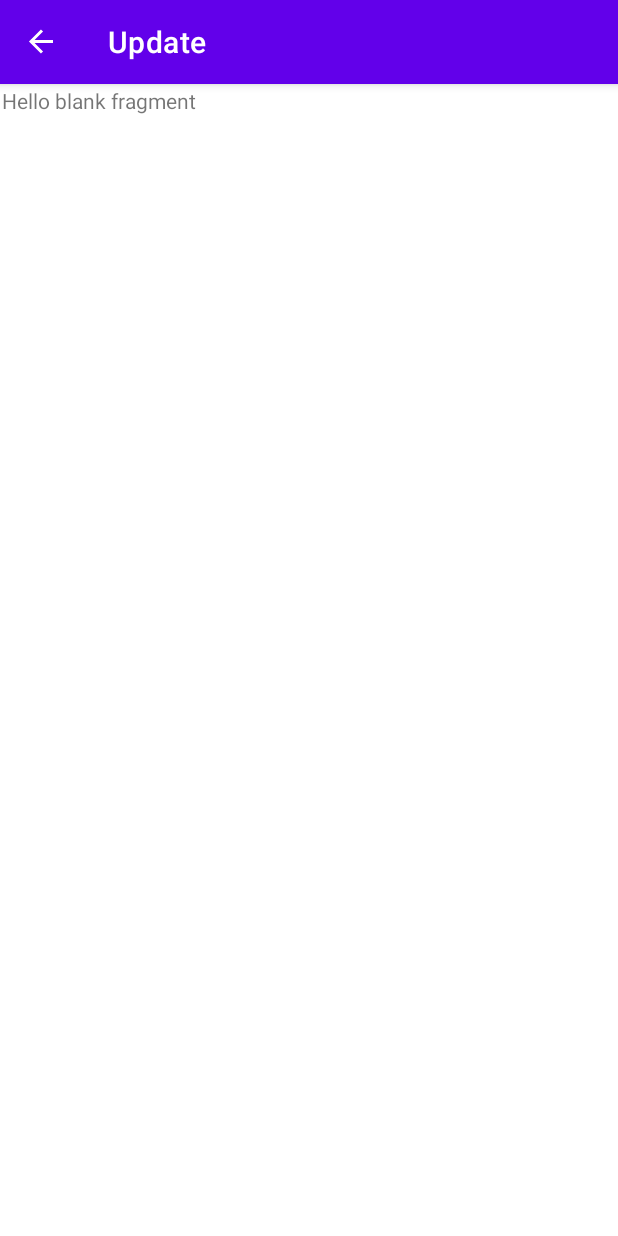
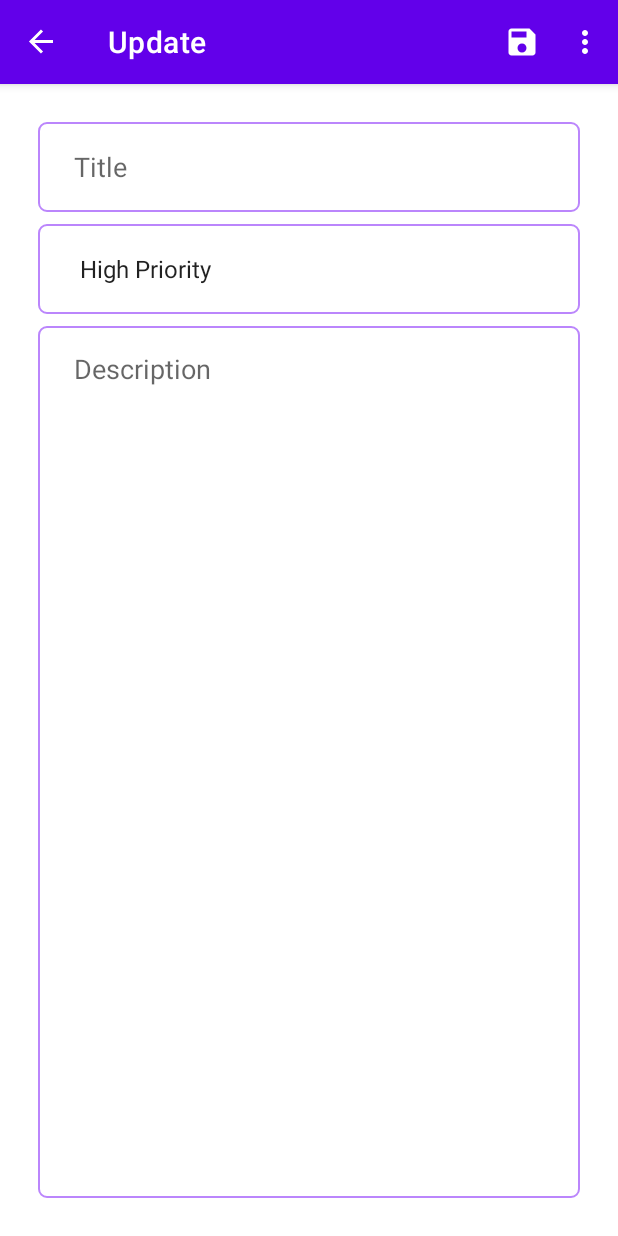
Before and after one commit to vinodmadhu97/Kotlin_todo_app, an Android app: the UpdateFragment screen opened through its navigation route, on a phone screen of 412 x 824 dp. Run offline under Robolectric (Android 15) with nearby library versions, the phone set to English and light mode, and no system bars; our stand-ins replace navigation-ui.

Commit message:
ui design, navigation and animation are done

```diff
--- a/app/src/main/java/com/example/todo_app/fragments/add/AddFragment.kt
+++ b/app/src/main/java/com/example/todo_app/fragments/add/AddFragment.kt
@@ -1,28 +1,29 @@
 package com.example.todo_app.fragments.add
 
 import android.os.Bundle
+import android.view.*
 import androidx.fragment.app.Fragment
-import android.view.LayoutInflater
-import android.view.View
-import android.view.ViewGroup
 import com.example.todo_app.R
 
 
 class AddFragment : Fragment() {
 
 
-    override fun onCreate(savedInstanceState: Bundle?) {
-        super.onCreate(savedInstanceState)
 
-    }
 
     override fun onCreateView(
         inflater: LayoutInflater, container: ViewGroup?,
         savedInstanceState: Bundle?
     ): View? {
 
+        setHasOptionsMenu(true)
         return inflater.inflate(R.layout.fragment_add, container, false)
     }
 
 
+    override fun onCreateOptionsMenu(menu: Menu, inflater: MenuInflater) {
+        inflater.inflate(R.menu.add_fragment_menu,menu)
+    }
+
+
 }
--- a/app/src/main/java/com/example/todo_app/fragments/list/ListFragment.kt
+++ b/app/src/main/java/com/example/todo_app/fragments/list/ListFragment.kt
@@ -1,10 +1,8 @@
 package com.example.todo_app.fragments.list
 
 import android.os.Bundle
+import android.view.*
 import androidx.fragment.app.Fragment
-import android.view.LayoutInflater
-import android.view.View
-import android.view.ViewGroup
 import androidx.navigation.fragment.findNavController
 import com.example.todo_app.R
 import com.example.todo_app.databinding.FragmentListBinding
@@ -12,19 +10,32 @@ import com.example.todo_app.databinding.FragmentListBinding
 
 class ListFragment : Fragment() {
 
-    private lateinit var _mBinding : FragmentListBinding
+    private lateinit var mBinding : FragmentListBinding
 
     override fun onCreateView(
         inflater: LayoutInflater, container: ViewGroup?,
         savedInstanceState: Bundle?
     ): View? {
         // Inflate the layout for this fragment
-        _mBinding = FragmentListBinding.inflate(inflater,container,false)
+        mBinding = FragmentListBinding.inflate(inflater,container,false)
 
-        _mBinding.floatingActionBtn.setOnClickListener {
+        mBinding.floatingActionBtn.setOnClickListener {
             findNavController().navigate(R.id.action_listFragment_to_addFragment)
         }
-        return _mBinding.root
+
+        mBinding.fragmentList.setOnClickListener {
+            findNavController().navigate(R.id.action_listFragment_to_updateFragment)
+        }
+
+        //set Menu
+        setHasOptionsMenu(true)
+
+        return mBinding.root
+    }
+
+    override fun onCreateOptionsMenu(menu: Menu, inflater: MenuInflater) {
+        inflater.inflate(R.menu.list_fragment_menu,menu)
+
     }
 
 
--- a/app/src/main/java/com/example/todo_app/fragments/update/UpdateFragment.kt
+++ b/app/src/main/java/com/example/todo_app/fragments/update/UpdateFragment.kt
@@ -1,10 +1,8 @@
 package com.example.todo_app.fragments.update
 
 import android.os.Bundle
+import android.view.*
 import androidx.fragment.app.Fragment
-import android.view.LayoutInflater
-import android.view.View
-import android.view.ViewGroup
 import com.example.todo_app.R
 
 
@@ -20,9 +18,15 @@ class UpdateFragment : Fragment() {
         inflater: LayoutInflater, container: ViewGroup?,
         savedInstanceState: Bundle?
     ): View? {
-        // Inflate the layout for this fragment
+
+        setHasOptionsMenu(true)
         return inflater.inflate(R.layout.fragment_update, container, false)
     }
 
 
+    override fun onCreateOptionsMenu(menu: Menu, inflater: MenuInflater) {
+        inflater.inflate(R.menu.update_fragment_menu,menu)
+    }
+
+
 }
--- /dev/null
+++ b/app/src/main/res/anim/from_left.xml
@@ -0,0 +1,4 @@
+<?xml version="1.0" encoding="utf-8"?>
+<set xmlns:android="http://schemas.android.com/apk/res/android">
+    <translate android:fromXDelta="-100%" android:toXDelta="0%" android:duration="300"/>
+</set>
--- /dev/null
+++ b/app/src/main/res/anim/from_right.xml
@@ -0,0 +1,4 @@
+<?xml version="1.0" encoding="utf-8"?>
+<set xmlns:android="http://schemas.android.com/apk/res/android">
+    <translate android:fromXDelta="100%" android:toXDelta="0%" android:duration="300"/>
+</set>
--- /dev/null
+++ b/app/src/main/res/anim/to_left.xml
@@ -0,0 +1,4 @@
+<?xml version="1.0" encoding="utf-8"?>
+<set xmlns:android="http://schemas.android.com/apk/res/android">
+    <translate android:fromXDelta="0%" android:toXDelta="-100%" android:duration="300"/>
+</set>
--- /dev/null
+++ b/app/src/main/res/anim/to_right.xml
@@ -0,0 +1,4 @@
+<?xml version="1.0" encoding="utf-8"?>
+<set xmlns:android="http://schemas.android.com/apk/res/android">
+    <translate android:fromXDelta="0%" android:toXDelta="100%" android:duration="300"/>
+</set>
--- /dev/null
+++ b/app/src/main/res/drawable/custom_input.xml
@@ -0,0 +1,20 @@
+<?xml version="1.0" encoding="utf-8"?>
+<selector xmlns:android="http://schemas.android.com/apk/res/android">
+
+    <item android:state_enabled="true" android:state_focused="true">
+        <shape android:shape="rectangle">
+            <solid android:color="@android:color/transparent"/>
+            <stroke android:width="1dp" android:color="@color/light_gray"/>
+            <corners android:radius="5dp"/>
+        </shape>
+    </item>
+
+    <item android:state_enabled="true">
+        <shape android:shape="rectangle">
+            <solid android:color="@android:color/transparent"/>
+            <stroke android:width="1dp" android:color="@color/purple_200"/>
+            <corners android:radius="5dp"/>
+        </shape>
+    </item>
+
+</selector>
--- /dev/null
+++ b/app/src/main/res/drawable/ic_check.xml
@@ -0,0 +1,10 @@
+<vector xmlns:android="http://schemas.android.com/apk/res/android"
+    android:width="24dp"
+    android:height="24dp"
+    android:viewportWidth="24"
+    android:viewportHeight="24"
+    android:tint="?attr/colorControlNormal">
+  <path
+      android:fillColor="@android:color/white"
+      android:pathData="M19,3L5,3c-1.11,0 -2,0.9 -2,2v14c0,1.1 0.89,2 2,2h14c1.11,0 2,-0.9 2,-2L21,5c0,-1.1 -0.89,-2 -2,-2zM10,17l-5,-5 1.41,-1.41L10,14.17l7.59,-7.59L19,8l-9,9z"/>
+</vector>
--- /dev/null
+++ b/app/src/main/res/drawable/ic_save.xml
@@ -0,0 +1,10 @@
+<vector xmlns:android="http://schemas.android.com/apk/res/android"
+    android:width="24dp"
+    android:height="24dp"
+    android:viewportWidth="24"
+    android:viewportHeight="24"
+    android:tint="?attr/colorControlNormal">
+  <path
+      android:fillColor="@android:color/white"
+      android:pathData="M17,3L5,3c-1.11,0 -2,0.9 -2,2v14c0,1.1 0.89,2 2,2h14c1.1,0 2,-0.9 2,-2L21,7l-4,-4zM12,19c-1.66,0 -3,-1.34 -3,-3s1.34,-3 3,-3 3,1.34 3,3 -1.34,3 -3,3zM15,9L5,9L5,5h10v4z"/>
+</vector>
--- /dev/null
+++ b/app/src/main/res/drawable/ic_search.xml
@@ -0,0 +1,10 @@
+<vector xmlns:android="http://schemas.android.com/apk/res/android"
+    android:width="24dp"
+    android:height="24dp"
+    android:viewportWidth="24"
+    android:viewportHeight="24"
+    android:tint="?attr/colorControlNormal">
+  <path
+      android:fillColor="@android:color/white"
+      android:pathData="M15.5,14h-0.79l-0.28,-0.27C15.41,12.59 16,11.11 16,9.5 16,5.91 13.09,3 9.5,3S3,5.91 3,9.5 5.91,16 9.5,16c1.61,0 3.09,-0.59 4.23,-1.57l0.27,0.28v0.79l5,4.99L20.49,19l-4.99,-5zM9.5,14C7.01,14 5,11.99 5,9.5S7.01,5 9.5,5 14,7.01 14,9.5 11.99,14 9.5,14z"/>
+</vector>
--- a/app/src/main/res/layout/fragment_list.xml
+++ b/app/src/main/res/layout/fragment_list.xml
@@ -4,6 +4,7 @@
     xmlns:tools="http://schemas.android.com/tools"
     android:layout_width="match_parent"
     android:layout_height="match_parent"
+    android:id="@+id/fragment_list"
     tools:context=".fragments.list.ListFragment">
 
     <androidx.recyclerview.widget.RecyclerView
--- a/app/src/main/res/layout/fragment_update.xml
+++ b/app/src/main/res/layout/fragment_update.xml
@@ -1,14 +1,61 @@
 <?xml version="1.0" encoding="utf-8"?>
-<FrameLayout xmlns:android="http://schemas.android.com/apk/res/android"
+<androidx.constraintlayout.widget.ConstraintLayout xmlns:android="http://schemas.android.com/apk/res/android"
     xmlns:tools="http://schemas.android.com/tools"
+    xmlns:app="http://schemas.android.com/apk/res-auto"
     android:layout_width="match_parent"
     android:layout_height="match_parent"
+    android:padding="24dp"
     tools:context=".fragments.update.UpdateFragment">
 
-    <!-- TODO: Update blank fragment layout -->
-    <TextView
-        android:layout_width="match_parent"
-        android:layout_height="match_parent"
-        android:text="@string/hello_blank_fragment" />
+    <EditText
+        android:id="@+id/current_title_et"
+        android:layout_width="0dp"
+        android:layout_height="60dp"
+        android:background="@drawable/custom_input"
+        android:ems="10"
 
-</FrameLayout>
+        android:hint="@string/title"
+        android:inputType="textPersonName"
+        android:paddingStart="24dp"
+        android:paddingEnd="24dp"
+        app:layout_constraintEnd_toEndOf="parent"
+        app:layout_constraintHorizontal_bias="0.5"
+        app:layout_constraintStart_toStartOf="parent"
+        app:layout_constraintTop_toTopOf="parent" />
+
+    <Spinner
+        android:id="@+id/current_priorities_spinner"
+        android:layout_width="0dp"
+        android:layout_height="60dp"
+        android:layout_marginTop="8dp"
+        android:background="@drawable/custom_input"
+        android:entries="@array/priorities"
+        android:paddingStart="20dp"
+        android:paddingEnd="20dp"
+        app:layout_constraintEnd_toEndOf="parent"
+        app:layout_constraintHorizontal_bias="0.5"
+        app:layout_constraintStart_toStartOf="parent"
+        app:layout_constraintTop_toBottomOf="@+id/current_title_et" />
+
+    <EditText
+        android:id="@+id/current_description_et"
+        android:layout_width="0dp"
+        android:layout_height="0dp"
+        android:layout_marginTop="8dp"
+        android:background="@drawable/custom_input"
+        android:ems="10"
+        android:gravity="top|start"
+        android:hint="@string/description"
+        android:inputType="textMultiLine"
+        android:paddingStart="24dp"
+        android:paddingTop="16dp"
+        android:paddingEnd="24dp"
+        app:layout_constraintBottom_toBottomOf="parent"
+        app:layout_constraintEnd_toEndOf="parent"
+        app:layout_constraintHorizontal_bias="0.5"
+        app:layout_constraintStart_toStartOf="parent"
+        app:layout_constraintTop_toBottomOf="@+id/current_priorities_spinner" />
+
+
+
+</androidx.constraintlayout.widget.ConstraintLayout>
--- /dev/null
+++ b/app/src/main/res/menu/add_fragment_menu.xml
@@ -0,0 +1,11 @@
+<?xml version="1.0" encoding="utf-8"?>
+<menu xmlns:android="http://schemas.android.com/apk/res/android"
+    xmlns:app="http://schemas.android.com/apk/res-auto">
+    <item
+        android:id="@+id/menu_add"
+        android:title="@string/add"
+        android:icon="@drawable/ic_check"
+        android:iconTint="@color/white"
+        app:showAsAction="ifRoom"/>
+
+</menu>
--- /dev/null
+++ b/app/src/main/res/menu/list_fragment_menu.xml
@@ -0,0 +1,31 @@
+<?xml version="1.0" encoding="utf-8"?>
+<menu xmlns:android="http://schemas.android.com/apk/res/android"
+    xmlns:app="http://schemas.android.com/apk/res-auto">
+    <item
+        android:id="@+id/menu_search"
+        android:title="@string/search"
+        android:icon="@drawable/ic_search"
+        android:iconTint="@color/white"
+        app:showAsAction="ifRoom"
+        app:actionViewClass="androidx.appcompat.widget.SearchView"/>
+
+    <group android:checkableBehavior="single">
+        <item
+            android:id="@+id/menu_sortBy"
+            android:title="@string/sort_by">
+            <menu>
+                <item
+                    android:id="@+id/menu_priority_high"
+                    android:title="@string/priority_high"/>
+                <item
+                    android:id="@+id/menu_priority_low"
+                    android:title="@string/priority_low"/>
+            </menu>
+        </item>
+    </group>
+
+    <item
+        android:id="@+id/menu_delete_all"
+        android:title="@string/delete_all"
+        app:showAsAction="never"/>
+</menu>
--- /dev/null
+++ b/app/src/main/res/menu/update_fragment_menu.xml
@@ -0,0 +1,15 @@
+<?xml version="1.0" encoding="utf-8"?>
+<menu xmlns:android="http://schemas.android.com/apk/res/android"
+    xmlns:app="http://schemas.android.com/apk/res-auto">
+    <item
+        android:id="@+id/menu_save"
+        android:title="@string/save"
+        android:icon="@drawable/ic_save"
+        android:iconTint="@color/white"
+        app:showAsAction="ifRoom"/>
+
+    <item
+        android:id="@+id/menu_delete"
+        android:title="@string/delete"
+        app:showAsAction="never"/>
+</menu>
--- a/app/src/main/res/navigation/my_nav.xml
+++ b/app/src/main/res/navigation/my_nav.xml
@@ -12,10 +12,18 @@
         tools:layout="@layout/fragment_list" >
         <action
             android:id="@+id/action_listFragment_to_addFragment"
-            app:destination="@id/addFragment" />
+            app:destination="@id/addFragment"
+            app:enterAnim="@anim/from_right"
+            app:exitAnim="@anim/to_left"
+            app:popEnterAnim="@anim/from_left"
+            app:popExitAnim="@anim/to_right" />
         <action
             android:id="@+id/action_listFragment_to_updateFragment"
-            app:destination="@id/updateFragment" />
+            app:destination="@id/updateFragment"
+            app:enterAnim="@anim/from_left"
+            app:exitAnim="@anim/to_right"
+            app:popEnterAnim="@anim/from_right"
+            app:popExitAnim="@anim/to_left" />
     </fragment>
     <fragment
         android:id="@+id/addFragment"
@@ -24,7 +32,9 @@
         tools:layout="@layout/fragment_add" >
         <action
             android:id="@+id/action_addFragment_to_listFragment"
-            app:destination="@id/listFragment" />
+            app:destination="@id/listFragment"
+            app:enterAnim="@anim/from_left"
+            app:exitAnim="@anim/to_right" />
     </fragment>
     <fragment
         android:id="@+id/updateFragment"
@@ -33,6 +43,8 @@
         tools:layout="@layout/fragment_update" >
         <action
             android:id="@+id/action_updateFragment_to_listFragment"
-            app:destination="@id/listFragment" />
+            app:destination="@id/listFragment"
+            app:enterAnim="@anim/from_right"
+            app:exitAnim="@anim/to_left" />
     </fragment>
 </navigation>
--- a/app/src/main/res/values/strings.xml
+++ b/app/src/main/res/values/strings.xml
@@ -9,4 +9,12 @@
         <item>Medium Priority</item>
         <item>Low Priority</item>
     </string-array>
+    <string name="search">Search</string>
+    <string name="sort_by">Sort By</string>
+    <string name="priority_high">Priority High</string>
+    <string name="priority_low">Priority Low</string>
+    <string name="delete_all">Delete All</string>
+    <string name="add">Add</string>
+    <string name="save">Save</string>
+    <string name="delete">Delete</string>
 </resources>
```
